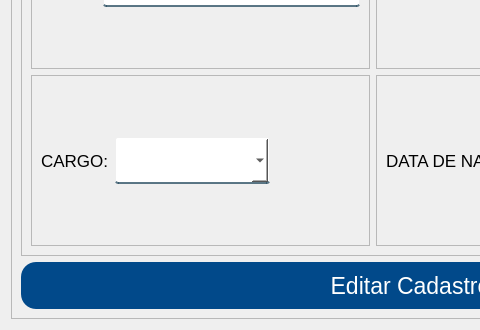
Old version of the form App/view/ui/editarPessoa.ui in the repository Senac-SOR-ADS/Mapa-de-Sala; both pictures show x 0 to 480 and y 341 to 671 of the 821 by 671 pixel window.
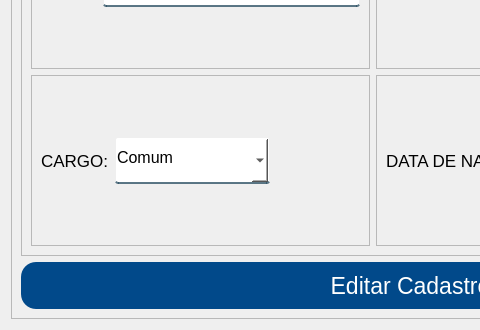
New version of the form.

```diff
--- a/App/view/ui/editarPessoa.ui
+++ b/App/view/ui/editarPessoa.ui
@@ -328,11 +328,6 @@
               <property name="cursor">
                <cursorShape>PointingHandCursor</cursorShape>
               </property>
-              <item>
-               <property name="text">
-                <string/>
-               </property>
-              </item>
               <item>
                <property name="text">
                 <string>Comum</string>
```
